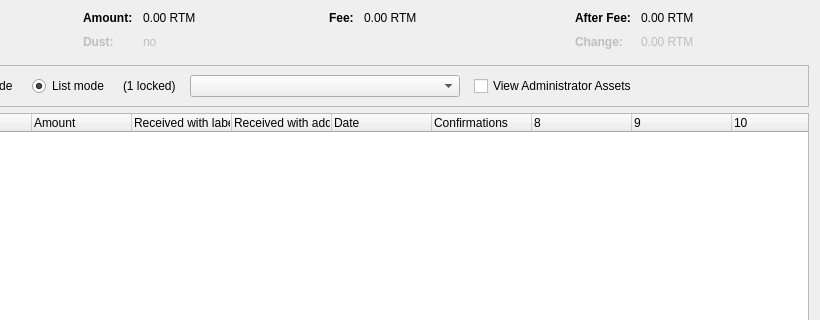
First picture: the form in src/qt/forms/assetcontroldialog.ui, repository The-Yerbas-Endeavor/yerbas, before the edit; both pictures show x 180 to 1000 and y 0 to 320 of the 1000 by 500 pixel window.
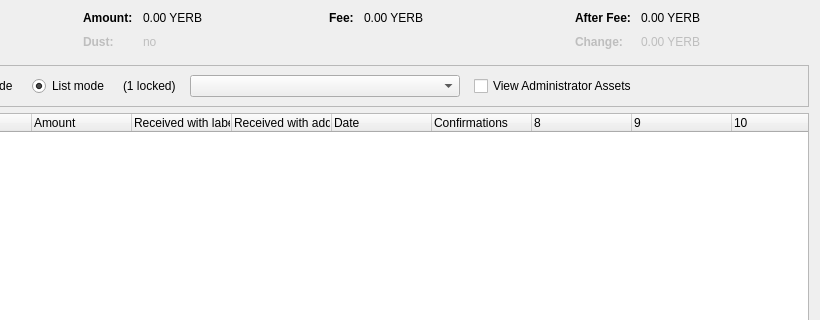
Second picture: the form after the edit. Custom widgets are drawn as their Qt base class.

Commit message: YERB Branding

What changed in the file:
```diff
--- a/src/qt/forms/assetcontroldialog.ui
+++ b/src/qt/forms/assetcontroldialog.ui
@@ -132,7 +132,7 @@
           <enum>Qt::ActionsContextMenu</enum>
          </property>
          <property name="text">
-          <string notr="true">0.00 RTM</string>
+          <string notr="true">0.00 YERB</string>
          </property>
          <property name="textInteractionFlags">
           <set>Qt::LinksAccessibleByMouse|Qt::TextSelectableByKeyboard|Qt::TextSelectableByMouse</set>
@@ -212,7 +212,7 @@
           <enum>Qt::ActionsContextMenu</enum>
          </property>
          <property name="text">
-          <string notr="true">0.00 RTM</string>
+          <string notr="true">0.00 YERB</string>
          </property>
          <property name="textInteractionFlags">
           <set>Qt::LinksAccessibleByMouse|Qt::TextSelectableByKeyboard|Qt::TextSelectableByMouse</set>
@@ -257,7 +257,7 @@
           <enum>Qt::ActionsContextMenu</enum>
          </property>
          <property name="text">
-          <string notr="true">0.00 RTM</string>
+          <string notr="true">0.00 YERB</string>
          </property>
          <property name="textInteractionFlags">
           <set>Qt::LinksAccessibleByMouse|Qt::TextSelectableByKeyboard|Qt::TextSelectableByMouse</set>
@@ -292,7 +292,7 @@
           <enum>Qt::ActionsContextMenu</enum>
          </property>
          <property name="text">
-          <string notr="true">0.00 RTM</string>
+          <string notr="true">0.00 YERB</string>
          </property>
          <property name="textInteractionFlags">
           <set>Qt::LinksAccessibleByMouse|Qt::TextSelectableByKeyboard|Qt::TextSelectableByMouse</set>
```
The commit also changes 12 other files.
